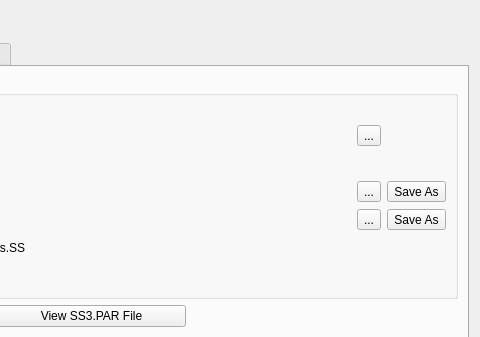
The window that src/file_widget.ui (nmfs-ost/ss3-ssi) describes before a commit, drawn with Qt 5; both pictures show x 250 to 730 and y 0 to 337 of the 730 by 609 pixel window.
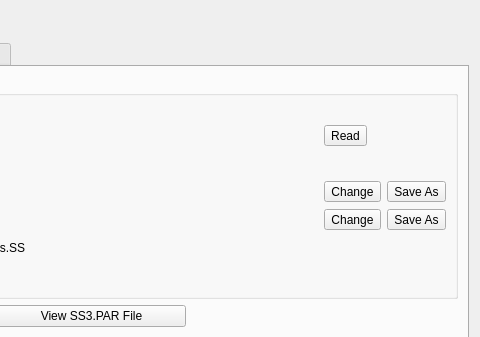
The same window after the commit. The open tabs and pages were chosen to show the change. Icons and pictures are not drawn.

```diff
--- a/src/file_widget.ui
+++ b/src/file_widget.ui
@@ -345,7 +345,7 @@
              <string>New file</string>
             </property>
             <property name="text">
-             <string>...</string>
+             <string>Change</string>
             </property>
             <property name="icon">
              <iconset>
@@ -362,7 +362,7 @@
              <string>New file</string>
             </property>
             <property name="text">
-             <string>...</string>
+             <string>Change</string>
             </property>
             <property name="icon">
              <iconset>
@@ -376,7 +376,7 @@
              <string>Read current files.</string>
             </property>
             <property name="text">
-             <string>...</string>
+             <string>Read</string>
             </property>
             <property name="icon">
              <iconset>
```
Left out of the diff: 25 changed lines with no effect on the pictures.
